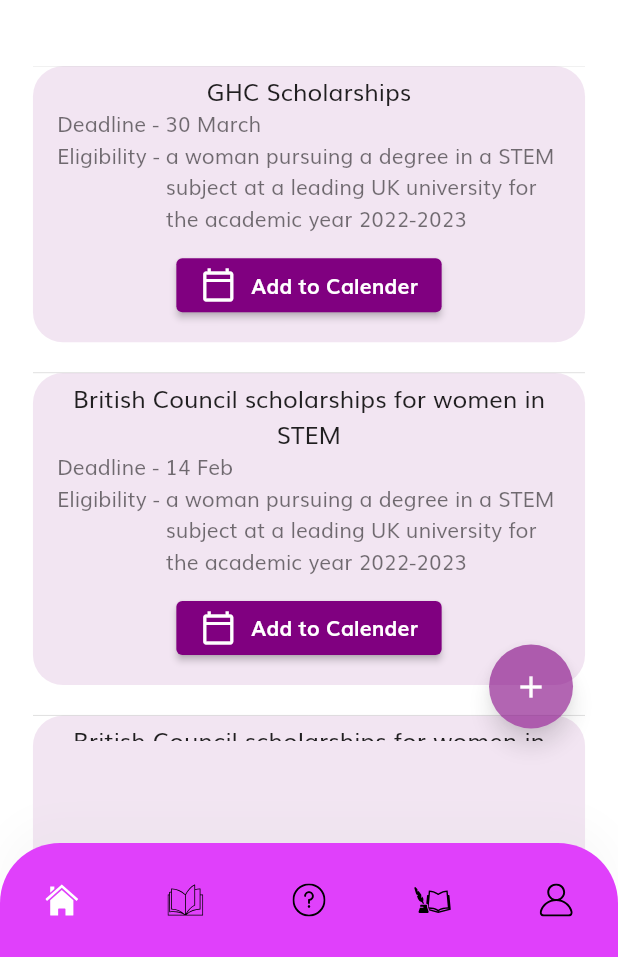
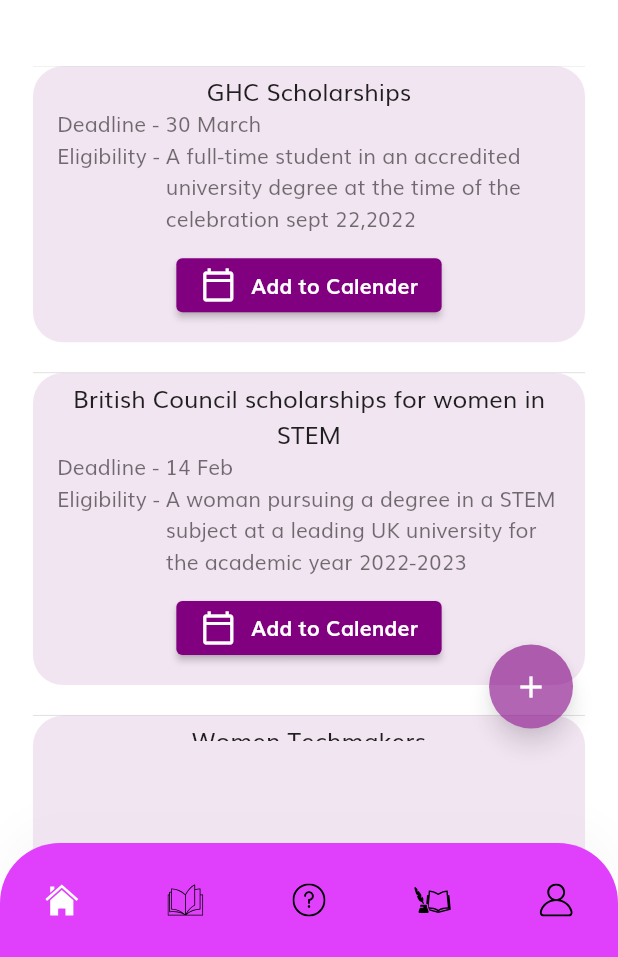
Before and after one commit to SurabhiMishra/EmpowHER-App, a Flutter app: the HomeScreen screen opened by its route, on a phone screen of 412 x 824 dp, the part 279-1236 px from its top. Run offline on Flutter 3.47's test engine with Material 2 defaults, Android fonts, the phone set to English and light mode, and no system bars; our stand-ins replace flutter_svg.

Commit message:
resouce and home page

```diff
--- a/lib/screens/home/components/body.dart
+++ b/lib/screens/home/components/body.dart
@@ -15,7 +15,7 @@ List<Opportunities> opporValues = [
       name: "GHC Scholarships",
       url: "https://ghc.anitab.org/attend/scholarships/",
       eligibility:
-          "a woman pursuing a degree in a STEM subject at a leading UK university for the academic year 2022-2023",
+          "A full-time student in an accredited university degree at the time of the celebration sept 22,2022",
       deadline: "30 March"),
   Opportunities(
     name: "British Council scholarships for women in STEM",
@@ -23,15 +23,15 @@ List<Opportunities> opporValues = [
         "https://www.britishcouncil.org/study-work-abroad/in-uk/scholarship-women-stem?gclid=Cj0KCQiA3fiPBhCCARIsAFQ8QzVNpqjm1_vE8RAd8EUoAN9qLr5yy7KDB6zMM8FQ2Y5OyV0ux2ZNQ0UaAuWxEALw_wcB&gclsrc=aw.ds",
     deadline: "14 Feb",
     eligibility:
-        "a woman pursuing a degree in a STEM subject at a leading UK university for the academic year 2022-2023",
+        "A woman pursuing a degree in a STEM subject at a leading UK university for the academic year 2022-2023",
   ),
   Opportunities(
-    name: "British Council scholarships for women in STEM",
+    name: "Women Techmakers",
     url:
-        "https://www.britishcouncil.org/study-work-abroad/in-uk/scholarship-women-stem?gclid=Cj0KCQiA3fiPBhCCARIsAFQ8QzVNpqjm1_vE8RAd8EUoAN9qLr5yy7KDB6zMM8FQ2Y5OyV0ux2ZNQ0UaAuWxEALw_wcB&gclsrc=aw.ds",
+        "https://www.womentechmakers.com/",
     deadline: "14 Feb",
     eligibility:
-        "a woman pursuing a degree in a STEM subject at a leading UK university for the academic year 2022-2023",
+        "A woman persuing BTech in CS or related fields and in the batch of 2023 or 2024",
   ),
 ];
 
```
Also changed, not shown: lib/resources/resources_screen.dart (+24 -12 lines).
